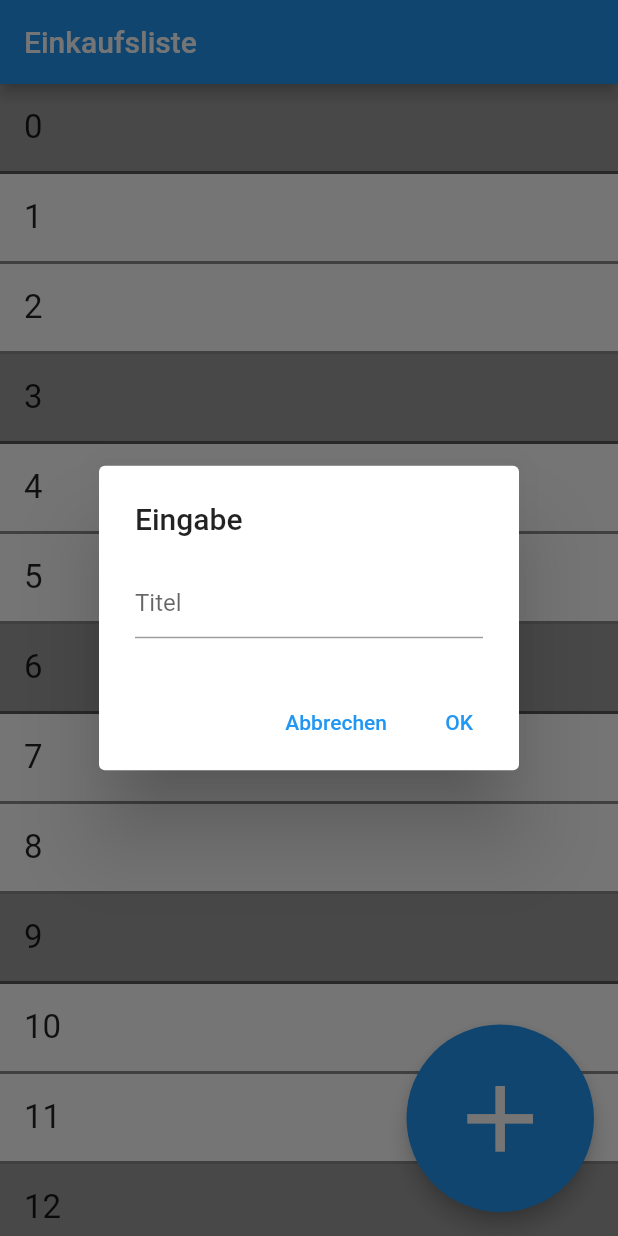
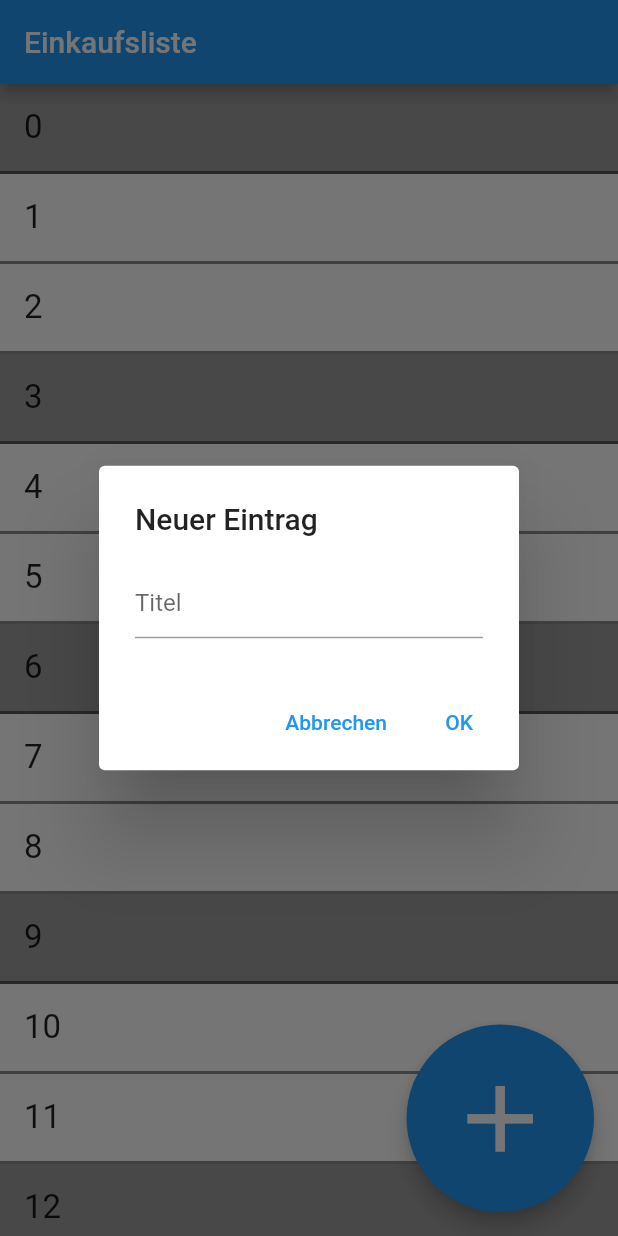
Before and after one commit to LoCrealloc/shopping_list, a Flutter app: the screen it shows after launch, after a tap on the "add" icon, on a phone screen of 412 x 824 dp. Run offline on Flutter 3.47's test engine with Material 2 defaults, Android fonts, the phone set to English and light mode, and no system bars.

Commit message:
Improved texts

```diff
--- a/lib/list.dart
+++ b/lib/list.dart
@@ -22,7 +22,7 @@ class _ShoppingListState extends State<ShoppingList> {
   Future<void> _askForTitle(BuildContext context) async {
     return showDialog(context: context, builder: (context) {
       return AlertDialog(
-        title: const Text("Eingabe"),
+        title: const Text("Neuer Eintrag"),
         content: TextField(
           onChanged: (value) {
             setState(() {
@@ -30,8 +30,6 @@ class _ShoppingListState extends State<ShoppingList> {
             });
           },
           decoration: const InputDecoration(hintText: "Titel"),
-
-
         ),
         actions: <Widget>[
           TextButton(
@@ -56,7 +54,6 @@ class _ShoppingListState extends State<ShoppingList> {
   }
 
   void _handleAddEntry() async {
-
     await _askForTitle(context);
 
     if (_buildSuccess && _buildTitle.isNotEmpty) {
```
